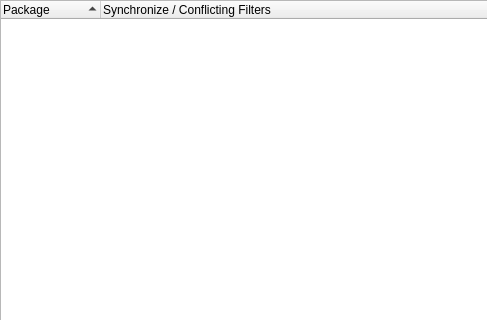
Baum42/paxchange, file gui/widgets/unclearpackageswidget.ui: the form before one commit; both pictures show x 0 to 487 and y 0 to 320 of the 683 by 480 pixel window.
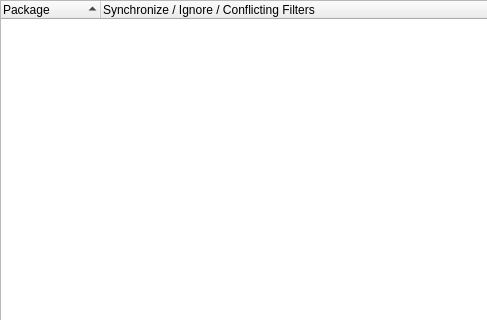
The form after the commit.

Commit message: added ignore to unclear widget (final)

What changed in the file:
```diff
--- a/gui/widgets/unclearpackageswidget.ui
+++ b/gui/widgets/unclearpackageswidget.ui
@@ -56,7 +56,7 @@
      </column>
      <column>
       <property name="text">
-       <string>Synchronize / Conflicting Filters</string>
+       <string>Synchronize / Ignore / Conflicting Filters</string>
       </property>
      </column>
     </widget>
```
The commit also changes 3 other files.
